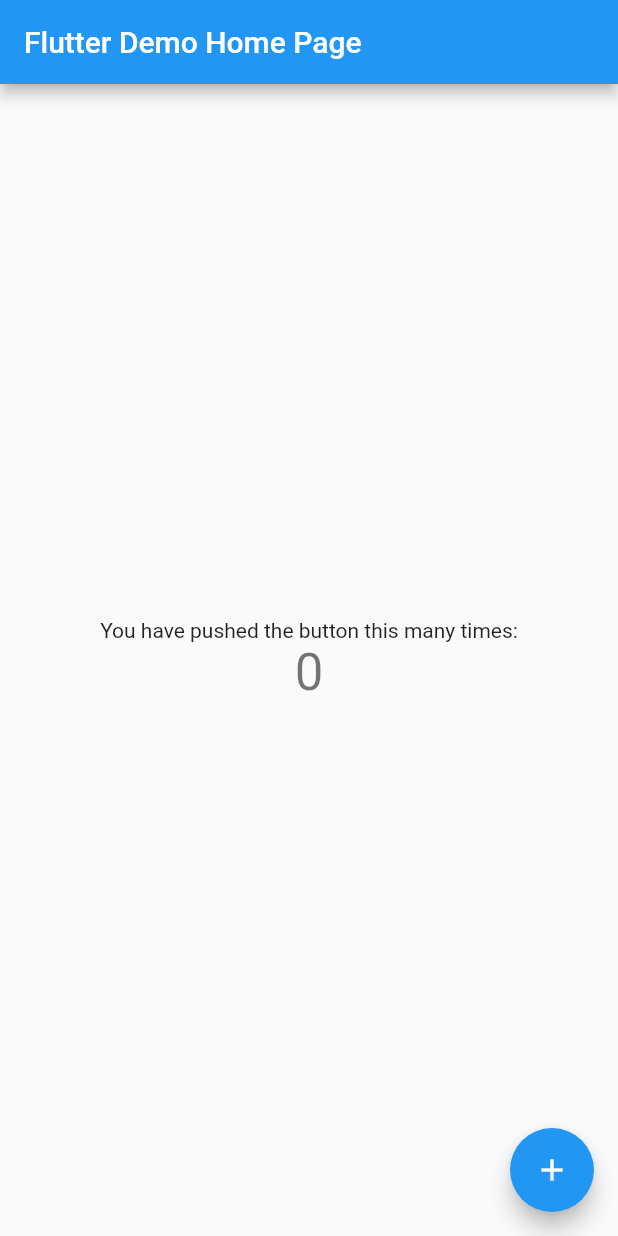
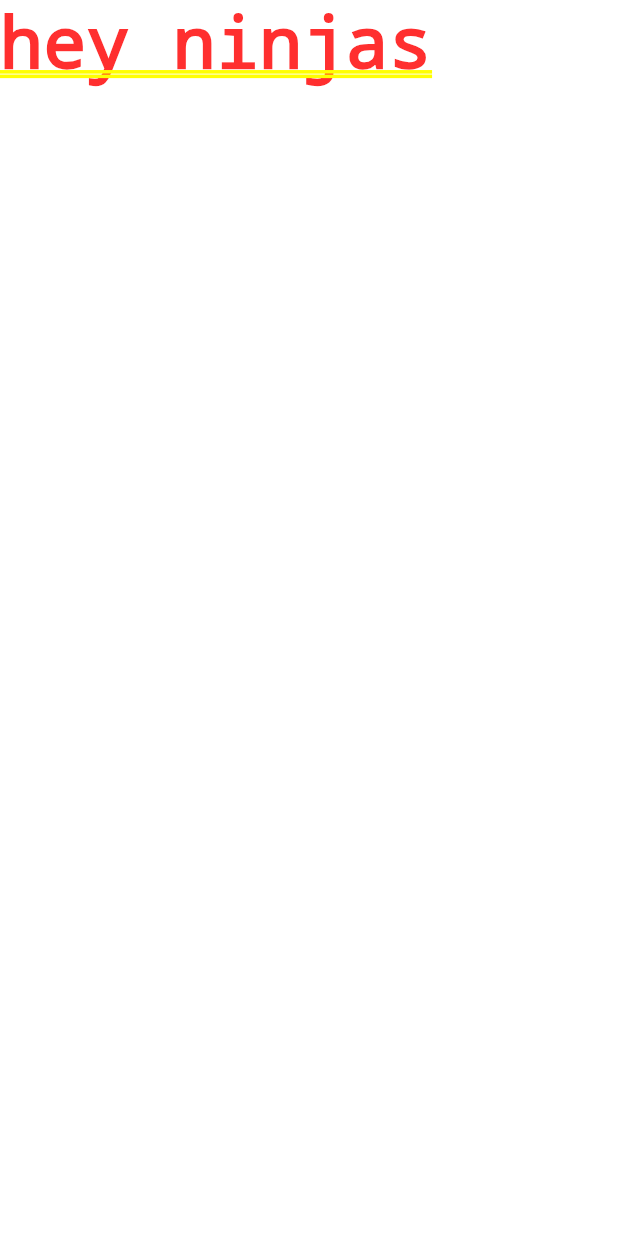
Before and after one commit to sai-myne/flutter-Basic, a Flutter app: the screen it shows after launch, on a phone screen of 412 x 824 dp. Run offline on Flutter 3.47's test engine with Material 2 defaults, Android fonts, the phone set to English and light mode, and no system bars.

Commit message:
Creating-flutter-app-in-android-studio

```diff
--- a/myapp/lib/main.dart
+++ b/myapp/lib/main.dart
@@ -1,111 +1,6 @@
 import 'package:flutter/material.dart';
 
-void main() => runApp(MyApp());
+void main() => runApp(MaterialApp(
+  home: Text('hey ninjas'),
 
-class MyApp extends StatelessWidget {
-  // This widget is the root of your application.
-  @override
-  Widget build(BuildContext context) {
-    return MaterialApp(
-      title: 'Flutter Demo',
-      theme: ThemeData(
-        // This is the theme of your application.
-        //
-        // Try running your application with "flutter run". You'll see the
-        // application has a blue toolbar. Then, without quitting the app, try
-        // changing the primarySwatch below to Colors.green and then invoke
-        // "hot reload" (press "r" in the console where you ran "flutter run",
-        // or simply save your changes to "hot reload" in a Flutter IDE).
-        // Notice that the counter didn't reset back to zero; the application
-        // is not restarted.
-        primarySwatch: Colors.blue,
-      ),
-      home: MyHomePage(title: 'Flutter Demo Home Page'),
-    );
-  }
-}
-
-class MyHomePage extends StatefulWidget {
-  MyHomePage({Key key, this.title}) : super(key: key);
-
-  // This widget is the home page of your application. It is stateful, meaning
-  // that it has a State object (defined below) that contains fields that affect
-  // how it looks.
-
-  // This class is the configuration for the state. It holds the values (in this
-  // case the title) provided by the parent (in this case the App widget) and
-  // used by the build method of the State. Fields in a Widget subclass are
-  // always marked "final".
-
-  final String title;
-
-  @override
-  _MyHomePageState createState() => _MyHomePageState();
-}
-
-class _MyHomePageState extends State<MyHomePage> {
-  int _counter = 0;
-
-  void _incrementCounter() {
-    setState(() {
-      // This call to setState tells the Flutter framework that something has
-      // changed in this State, which causes it to rerun the build method below
-      // so that the display can reflect the updated values. If we changed
-      // _counter without calling setState(), then the build method would not be
-      // called again, and so nothing would appear to happen.
-      _counter++;
-    });
-  }
-
-  @override
-  Widget build(BuildContext context) {
-    // This method is rerun every time setState is called, for instance as done
-    // by the _incrementCounter method above.
-    //
-    // The Flutter framework has been optimized to make rerunning build methods
-    // fast, so that you can just rebuild anything that needs updating rather
-    // than having to individually change instances of widgets.
-    return Scaffold(
-      appBar: AppBar(
-        // Here we take the value from the MyHomePage object that was created by
-        // the App.build method, and use it to set our appbar title.
-        title: Text(widget.title),
-      ),
-      body: Center(
-        // Center is a layout widget. It takes a single child and positions it
-        // in the middle of the parent.
-        child: Column(
-          // Column is also a layout widget. It takes a list of children and
-          // arranges them vertically. By default, it sizes itself to fit its
-          // children horizontally, and tries to be as tall as its parent.
-          //
-          // Invoke "debug painting" (press "p" in the console, choose the
-          // "Toggle Debug Paint" action from the Flutter Inspector in Android
-          // Studio, or the "Toggle Debug Paint" command in Visual Studio Code)
-          // to see the wireframe for each widget.
-          //
-          // Column has various properties to control how it sizes itself and
-          // how it positions its children. Here we use mainAxisAlignment to
-          // center the children vertically; the main axis here is the vertical
-          // axis because Columns are vertical (the cross axis would be
-          // horizontal).
-          mainAxisAlignment: MainAxisAlignment.center,
-          children: <Widget>[
-            Text(
-              'You have pushed the button this many times:',
-            ),
-            Text(
-              '$_counter',
-              style: Theme.of(context).textTheme.display1,
-            ),
-          ],
-        ),
-      ),
-      floatingActionButton: FloatingActionButton(
-        onPressed: _incrementCounter,
-        tooltip: 'Increment',
-        child: Icon(Icons.add),
-      ), // This trailing comma makes auto-formatting nicer for build methods.
-    );
-  }
-}
+));
```
